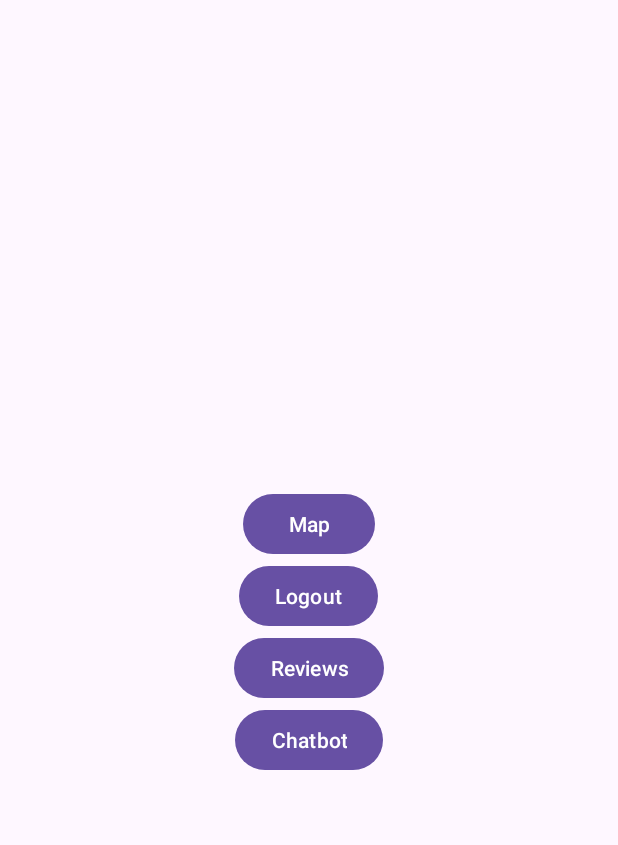
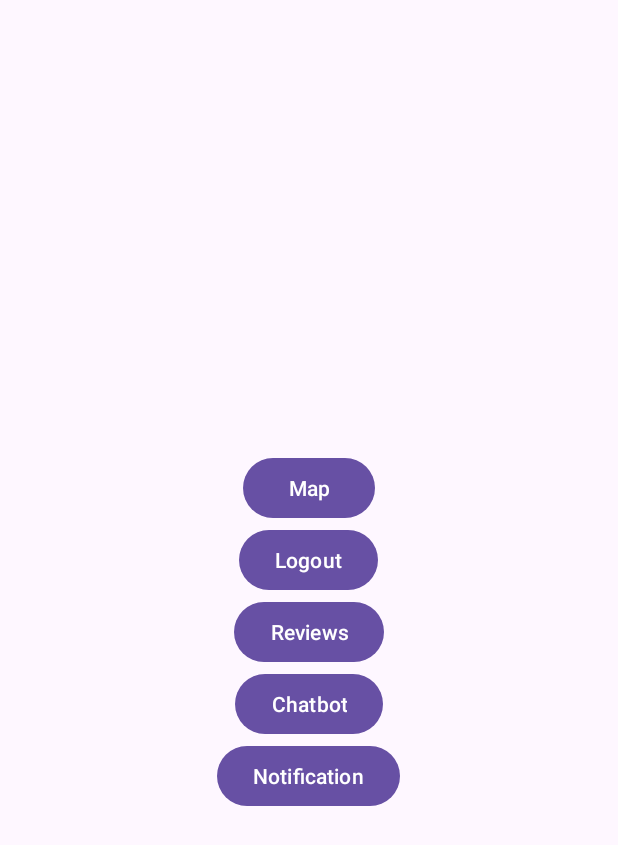
Before and after one commit to alexq1an/LocaDine, an Android app: the screen it shows after launch once a user with an empty profile is signed in (MainActivity), on a phone screen of 412 x 824 dp. Shown: the top 845 px of the screen. Run offline under Robolectric (Android 15) with nearby library versions, the phone set to English and light mode, and no system bars; our stand-ins replace Firebase (no records; nobody signed in at launch, a user with empty details on screens opened directly).

Commit message:
Firebase Push Notification

```diff
--- a/app/build.gradle.kts
+++ b/app/build.gradle.kts
@@ -50,6 +50,7 @@ dependencies {
     implementation("com.google.firebase:firebase-firestore:24.9.1")
     implementation("com.google.firebase:firebase-auth:22.2.0")
     implementation("com.google.android.gms:play-services-maps:18.2.0")
+    implementation("com.google.firebase:firebase-messaging:23.3.1")
     testImplementation("junit:junit:4.13.2")
     androidTestImplementation("androidx.test.ext:junit:1.1.5")
     androidTestImplementation("androidx.test.espresso:espresso-core:3.5.1")
--- a/app/src/main/java/com/example/locadine/ChatbotActivity.kt
+++ b/app/src/main/java/com/example/locadine/ChatbotActivity.kt
@@ -119,7 +119,7 @@ class ChatbotActivity : AppCompatActivity() {
     }
 
     private fun getPrePrompt(): String {
-        return getChatHistory() + "Create an answer that uses 150 tokens or less\n\n"
+        return getChatHistory() + "Create an answer that uses 50 tokens or less\n\n"
     }
 
     private fun getChatHistory(): String {
--- a/app/src/main/java/com/example/locadine/MainActivity.kt
+++ b/app/src/main/java/com/example/locadine/MainActivity.kt
@@ -1,12 +1,17 @@
 package com.example.locadine
 
+import android.app.NotificationChannel
+import android.app.NotificationManager
 import android.content.Intent
+import android.os.Build
 import androidx.appcompat.app.AppCompatActivity
 import android.os.Bundle
 import android.widget.Button
 import android.widget.TextView
 import android.widget.Toast
+import com.example.locadine.services.NotificationService
 import com.google.firebase.auth.FirebaseAuth
+import com.google.firebase.messaging.FirebaseMessaging
 
 class MainActivity : AppCompatActivity() {
     private lateinit var logoutButton: Button
@@ -15,10 +20,20 @@ class MainActivity : AppCompatActivity() {
     private lateinit var goToReviewsButton: Button
     private lateinit var mapButton: Button
     private lateinit var goToChatbotButton: Button
+    private lateinit var notificationButton: Button
+
+    private val CHANNEL_ID = "localdine"
+    private val CHANNEL_NAME = "Loca Dine"
+    private val CHANNEL_DESC = "Loca Dine Notifications"
+    private val FIREBASE_NOTIFICATIONS_TOPIC = "announcements"
 
     override fun onCreate(savedInstanceState: Bundle?) {
         super.onCreate(savedInstanceState)
         setContentView(R.layout.activity_main)
+
+        Util.checkPermissions(this)
+
+        setupNotification()
 
         auth = FirebaseAuth.getInstance()
         logoutButton = findViewById(R.id.main_logout_button)
@@ -26,6 +41,7 @@ class MainActivity : AppCompatActivity() {
         goToReviewsButton = findViewById(R.id.go_to_reviews)
         mapButton = findViewById(R.id.map_button)
         goToChatbotButton = findViewById(R.id.go_to_chatbot_button)
+        notificationButton = findViewById(R.id.notification_button)
 
         val isLoggedIn = auth.currentUser != null
         if (isLoggedIn) {
@@ -51,5 +67,20 @@ class MainActivity : AppCompatActivity() {
         goToChatbotButton.setOnClickListener {
             startActivity(Intent(this, ChatbotActivity::class.java))
         }
+
+        notificationButton.setOnClickListener {
+            NotificationService.displayNotification(this, "Test", "This is a test notification")
+        }
+    }
+
+    private fun setupNotification() {
+        if (Build.VERSION.SDK_INT >= Build.VERSION_CODES.O) {
+            val channel = NotificationChannel(CHANNEL_ID, CHANNEL_NAME, NotificationManager.IMPORTANCE_DEFAULT)
+            channel.description = CHANNEL_DESC
+            val manager = getSystemService(NotificationManager::class.java)
+            manager.createNotificationChannel(channel)
+        }
+
+        FirebaseMessaging.getInstance().subscribeToTopic(FIREBASE_NOTIFICATIONS_TOPIC)
     }
 }
--- a/app/src/main/java/com/example/locadine/MapsActivity.kt
+++ b/app/src/main/java/com/example/locadine/MapsActivity.kt
@@ -39,9 +39,6 @@ class MapsActivity : AppCompatActivity(), OnMapReadyCallback, LocationListener {
         val mapFragment = supportFragmentManager
             .findFragmentById(R.id.map) as SupportMapFragment
         mapFragment.getMapAsync(this)
-
-        // Permission check
-        Util.checkPermissions(this)
 
         findRestaurantButton = binding.findButton
         findRestaurantButton.setOnClickListener(){
--- a/app/src/main/java/com/example/locadine/Util.kt
+++ b/app/src/main/java/com/example/locadine/Util.kt
@@ -16,7 +16,8 @@ object Util {
             Manifest.permission.WRITE_EXTERNAL_STORAGE,
             Manifest.permission.READ_EXTERNAL_STORAGE,
             Manifest.permission.ACCESS_FINE_LOCATION,
-            Manifest.permission.ACCESS_COARSE_LOCATION
+            Manifest.permission.ACCESS_COARSE_LOCATION,
+            Manifest.permission.POST_NOTIFICATIONS
         )
         val permissionsNotGranted = permissionsToRequest.filter {
             ContextCompat.checkSelfPermission(activity!!, it) != PackageManager.PERMISSION_GRANTED
--- a/app/src/main/res/layout/activity_main.xml
+++ b/app/src/main/res/layout/activity_main.xml
@@ -38,4 +38,10 @@
         android:layout_height="wrap_content"
         android:text="Chatbot" />
 
+    <Button
+        android:id="@+id/notification_button"
+        android:layout_width="wrap_content"
+        android:layout_height="wrap_content"
+        android:text="Notification" />
+
 </LinearLayout>
```
Also changed, not shown: app/src/main/AndroidManifest.xml (+10 -0 lines), app/src/main/java/com/example/locadine/services/LocadineFirebaseMessagingService.kt (added, +17 -0 lines), app/src/main/java/com/example/locadine/services/NotificationService.kt (added, +26 -0 lines), app/src/main/res/drawable/notification_icon.png (added).
